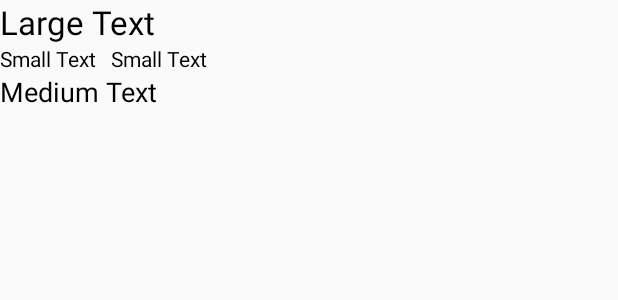
After one commit to nunezraul/conncat, an Android app: the layout row_event.xml on its own in the app's theme, with its tools: preview values and no code run, on a phone screen of 412 x 824 dp. The commit adds this screen. Shown: the top 300 px of the screen. Run offline under Robolectric (Android 15) with nearby library versions, the phone set to English and light mode, and no system bars.

Commit message:
Added an xml parser, downloader, events class

```diff
--- a/Conncat/app/src/main/AndroidManifest.xml
+++ b/Conncat/app/src/main/AndroidManifest.xml
@@ -1,6 +1,9 @@
 <?xml version="1.0" encoding="utf-8"?>
 <manifest xmlns:android="http://schemas.android.com/apk/res/android"
     package="conncat.conncat">
+
+    <uses-permission android:name="android.permission.ACCESS_NETWORK_STATE"/>
+    <uses-permission android:name="android.permission.INTERNET"/>
 
     <application
         android:allowBackup="true"
--- a/Conncat/app/src/main/java/conncat/conncat/MainScreen.java
+++ b/Conncat/app/src/main/java/conncat/conncat/MainScreen.java
@@ -34,6 +34,10 @@ public class MainScreen extends AppCompatActivity{
 
         tabLayout = (TabLayout) findViewById(R.id.tabs);
         tabLayout.setupWithViewPager(viewPager);
+
+
+
+
     }
 
     private void setupViewPager(ViewPager viewPager) {
--- a/Conncat/app/src/main/res/layout/fragment_one.xml
+++ b/Conncat/app/src/main/res/layout/fragment_one.xml
@@ -11,4 +11,9 @@
         android:textStyle="bold"
         android:layout_centerInParent="true"/>
 
+    <ListView
+        android:layout_width="wrap_content"
+        android:layout_height="wrap_content"
+        android:id="@+id/eventList"/>
+
 </RelativeLayout>
--- /dev/null
+++ b/Conncat/app/src/main/res/layout/row_event.xml
@@ -0,0 +1,45 @@
+<?xml version="1.0" encoding="utf-8"?>
+<RelativeLayout xmlns:android="http://schemas.android.com/apk/res/android"
+    android:layout_width="match_parent"
+    android:layout_height="match_parent">
+
+
+    <TextView
+        android:layout_width="wrap_content"
+        android:layout_height="wrap_content"
+        android:textAppearance="?android:attr/textAppearanceLarge"
+        android:text="Large Text"
+        android:id="@+id/title"
+        android:textColor="#000000"/>
+
+    <TextView
+        android:layout_width="wrap_content"
+        android:layout_height="wrap_content"
+        android:textAppearance="?android:attr/textAppearanceSmall"
+        android:text="Small Text"
+        android:id="@+id/date"
+        android:layout_below="@+id/title"
+        android:layout_alignParentStart="true"
+        android:textColor="#000000"/>
+
+    <TextView
+        android:layout_width="wrap_content"
+        android:layout_height="wrap_content"
+        android:textAppearance="?android:attr/textAppearanceMedium"
+        android:text="Medium Text"
+        android:id="@+id/description"
+        android:layout_below="@+id/date"
+        android:textColor="#000000"
+        android:layout_alignParentStart="true" />
+
+    <TextView
+        android:layout_width="wrap_content"
+        android:layout_height="wrap_content"
+        android:textAppearance="?android:attr/textAppearanceSmall"
+        android:text="Small Text"
+        android:id="@+id/time"
+        android:textColor="#000000"
+        android:layout_above="@+id/description"
+        android:layout_toEndOf="@+id/date"
+        android:paddingLeft="10dp"/>
+</RelativeLayout>
```
Also changed, not shown: Conncat/app/src/main/java/conncat/conncat/EventAdapter.java (added, +48 -0 lines), Conncat/app/src/main/java/conncat/conncat/EventData.java (added, +96 -0 lines), Conncat/app/src/main/java/conncat/conncat/OneFragment.java (+78 -1 lines), Conncat/app/src/main/java/conncat/conncat/downloadXML.java (added, +72 -0 lines), Conncat/app/src/main/java/conncat/conncat/xmlParser.java (added, +177 -0 lines).
